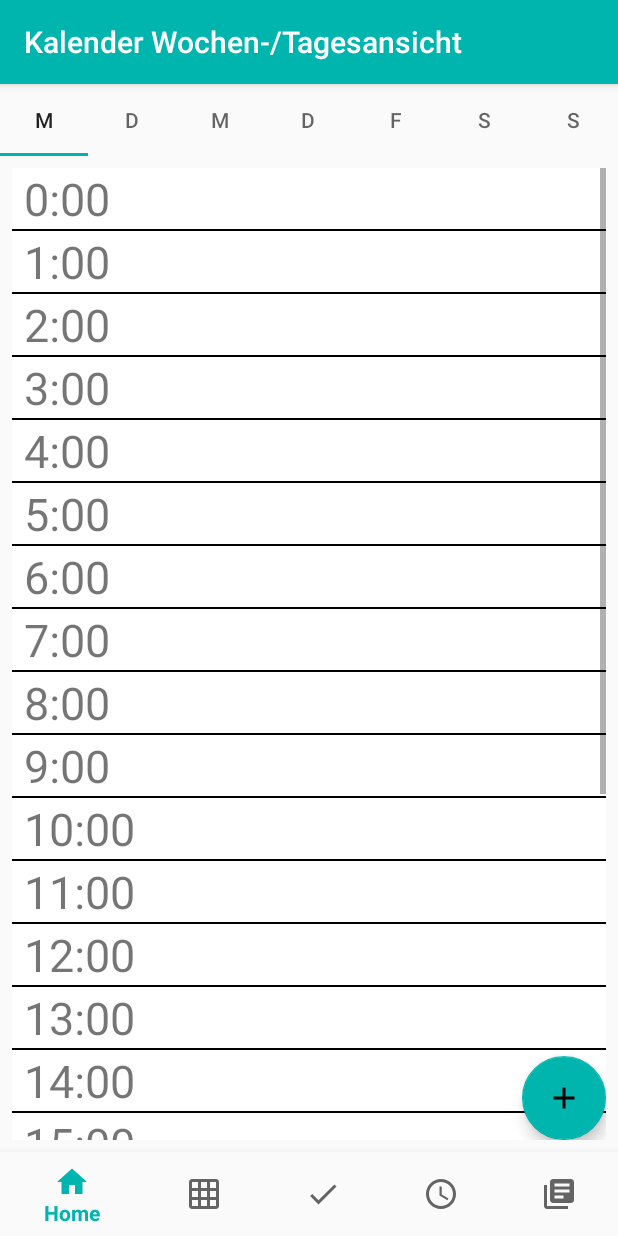
After one commit to MordragT/managy, an Android app: the fragment KalenderWeekDay placed in its activity, on a phone screen of 412 x 824 dp. The commit adds this screen. Run offline under Robolectric (Android 15) with nearby library versions, the phone set to English and light mode, and no system bars.

Commit message:
KalenderWeek

```diff
--- a/fragments/app/build.gradle
+++ b/fragments/app/build.gradle
@@ -44,5 +44,7 @@ dependencies {
     androidTestImplementation 'androidx.test.ext:junit:1.1.1'
     androidTestImplementation 'androidx.test.espresso:espresso-core:3.2.0'
     implementation 'com.android.support:design:29.0.0'
+    implementation "androidx.viewpager2:viewpager2:1.0.0"
+
     // implementation 'com.android.support:design:29.0.0'
 }
--- /dev/null
+++ b/fragments/app/src/main/java/com/example/java_class/KalenderDay.java
@@ -0,0 +1,49 @@
+package com.example.java_class;
+
+import android.content.Context;
+import android.os.Bundle;
+import android.util.AttributeSet;
+import android.util.Log;
+import android.view.LayoutInflater;
+import android.view.View;
+import android.view.ViewGroup;
+import android.widget.LinearLayout;
+import android.widget.ListView;
+
+import androidx.activity.OnBackPressedCallback;
+import androidx.annotation.Nullable;
+import androidx.fragment.app.Fragment;
+import androidx.fragment.app.FragmentTransaction;
+
+import java.util.ArrayList;
+
+public class KalenderDay extends LinearLayout {
+
+    ListView hourList;
+    ArrayList<Integer> hourArray = new ArrayList<>();
+    ArrayList<Schnittstelle.TerminEintrag> terminArray = new ArrayList<>();
+
+    public KalenderDay(Context context) { super(context); }
+
+    public KalenderDay(Context context, @Nullable AttributeSet attrs, int defStyleAttr) {
+        super(context, attrs, defStyleAttr);
+    }
+
+    public KalenderDay(Context context, @Nullable AttributeSet attrs) {
+        super(context, attrs);
+        LayoutInflater inflater = (LayoutInflater) context.getSystemService(Context.LAYOUT_INFLATER_SERVICE);
+        View v = inflater.inflate(R.layout.fragment_kalender_day, this);
+
+        for(int i = 0; i < 24; i++) hourArray.add(i);
+
+        for(Schnittstelle.TerminEintrag termin : Schnittstelle.terminListe) {
+            if(termin.beginn.compareTo(Schnittstelle.current) <= 0 && termin.ende.compareTo(Schnittstelle.current) >= 0) {
+                terminArray.add(termin);
+            }
+        }
+        //Log.d("TERMINARRAY",terminArray.toString());
+        hourList = v.findViewById(R.id.hour_list);
+        KalenderDayAdapter adapter = new KalenderDayAdapter(this.getContext(), hourArray, terminArray);
+        hourList.setAdapter(adapter);
+    }
+}
--- /dev/null
+++ b/fragments/app/src/main/java/com/example/java_class/KalenderDayAdapter.java
@@ -0,0 +1,67 @@
+package com.example.java_class;
+
+import android.content.Context;
+import android.util.Log;
+import android.view.LayoutInflater;
+import android.view.View;
+import android.view.ViewGroup;
+import android.widget.ArrayAdapter;
+import android.widget.ListView;
+import android.widget.TextView;
+
+import androidx.annotation.NonNull;
+import androidx.annotation.Nullable;
+import androidx.fragment.app.FragmentTransaction;
+
+import java.util.ArrayList;
+import java.util.List;
+
+public class KalenderDayAdapter extends ArrayAdapter {
+
+    LayoutInflater inflater;
+    ArrayList<Schnittstelle.TerminEintrag> terminArray;
+
+    public KalenderDayAdapter(@NonNull Context context, ArrayList<Integer> objects, ArrayList<Schnittstelle.TerminEintrag> terminArray) {
+        super(context, R.layout.fragment_kalender_day, objects);
+        inflater = LayoutInflater.from(context);
+        this.terminArray = terminArray;
+    }
+
+    @NonNull
+    @Override
+    public View getView(int position, @Nullable View convertView, @NonNull ViewGroup parent) {
+
+        View v = convertView;
+        if (v == null) v = inflater.inflate(R.layout.fragment_kalender_day_adapter, parent, false);
+
+        TextView currentHour = v.findViewById(R.id.current_hour);
+        TextView terminName = v.findViewById(R.id.termin_name);
+
+        currentHour.setText(getItem(position).toString() + ":00");
+
+        Zeit itemHour = new Zeit(((int) getItem(position)), 0);
+
+        for(Schnittstelle.TerminEintrag termin : terminArray) {
+            Log.d("ZEIT", "Zeit: " + termin.beginnZeit);
+            if(termin.beginnZeit.compareTo(itemHour) <= 0 && termin.endeZeit.compareTo(itemHour) >= 0) {
+                switch (termin.farbe) {
+                    case "rot":
+                        terminName.setBackgroundColor(getContext().getResources().getColor(R.color.red));
+                        break;
+                    case "gelb":
+                        terminName.setBackgroundColor(getContext().getResources().getColor(R.color.yellow));
+                        break;
+                    case "blau":
+                        terminName.setBackgroundColor(getContext().getResources().getColor(R.color.blue));
+                        break;
+                    case "grün":
+                        terminName.setBackgroundColor(getContext().getResources().getColor(R.color.green));
+                        break;
+                }
+                terminName.setText(termin.name);
+            }
+        }
+
+        return v;
+    }
+}
--- /dev/null
+++ b/fragments/app/src/main/java/com/example/java_class/KalenderWeekDay.java
@@ -0,0 +1,70 @@
+package com.example.java_class;
+
+import android.os.Bundle;
+import android.util.Log;
+import android.view.LayoutInflater;
+import android.view.View;
+import android.view.ViewGroup;
+
+import androidx.annotation.NonNull;
+import androidx.annotation.Nullable;
+import androidx.fragment.app.Fragment;
+import androidx.fragment.app.FragmentTransaction;
+
+import com.google.android.material.tabs.TabLayout;
+
+import java.util.Calendar;
+
+public class KalenderWeekDay extends Fragment {
+
+    TabLayout tabLayout;
+
+    public KalenderWeekDay() {
+        super();
+    }
+
+    public KalenderWeekDay(int day) {
+        super();
+        Schnittstelle.lastDay = Schnittstelle.currentDay;
+        Schnittstelle.currentDay = day;
+        Calendar cal = Calendar.getInstance();
+        cal.set(Schnittstelle.current.jahr,Schnittstelle.current.monat - 1,Schnittstelle.current.tag);
+        //Log.d("CAL", "Calendar: " + cal.getTime());
+        cal.add(Calendar.DAY_OF_MONTH, (Schnittstelle.currentDay - Schnittstelle.lastDay));
+        Schnittstelle.current = new Datum(cal.get(Calendar.DAY_OF_MONTH), cal.get(Calendar.MONTH) + 1, cal.get(Calendar.YEAR));
+    }
+
+    @Nullable
+    @Override
+    public View onCreateView(@NonNull LayoutInflater inflater, @Nullable ViewGroup container, @Nullable Bundle savedInstanceState) {
+        View v = inflater.inflate(R.layout.fragment_kalender_week_day, container, false);
+        /*
+        Log.d("DATUM","FirstDay: " + Schnittstelle.lastDay);
+        Log.d("DATUM","CurrentDay: " + Schnittstelle.currentDay);
+        Log.d("DATUM", "CurrentDatum: " + Schnittstelle.current);
+         */
+        tabLayout = ((MainActivity)getActivity()).tabLayout;
+        tabLayout.setVisibility(View.VISIBLE);
+
+        com.google.android.material.floatingactionbutton.FloatingActionButton fab = (com.google.android.material.floatingactionbutton.FloatingActionButton) v.findViewById(R.id.add);
+        fab.setOnClickListener(new View.OnClickListener() {
+            @Override
+            public void onClick(View v) {
+                //to_do.to_to_onclick_titel(v , position);
+                FragmentTransaction fr = getFragmentManager().beginTransaction();
+                fr.replace(R.id.nav_host_fragment,new KalenderAdd());
+                fr.commit();
+            }
+        });
+
+        ((MainActivity)getActivity()).setActionBarTitle("Kalender Wochen-/Tagesansicht");
+
+        return v;
+    }
+
+    @Override
+    public void onStop() {
+        super.onStop();
+        tabLayout.setVisibility(View.GONE);
+    }
+}
--- a/fragments/app/src/main/java/com/example/java_class/MainActivity.java
+++ b/fragments/app/src/main/java/com/example/java_class/MainActivity.java
@@ -4,9 +4,12 @@ import androidx.annotation.NonNull;
 import androidx.appcompat.app.AppCompatActivity;
 import androidx.core.app.NotificationCompat;
 import androidx.fragment.app.Fragment;
+import androidx.viewpager2.widget.ViewPager2;
 
 import android.app.ActionBar;
 import android.app.AlarmManager;
+import androidx.fragment.app.Fragment;
+import androidx.fragment.app.FragmentTransaction;
 import android.app.Notification;
 import android.app.NotificationChannel;
 import android.app.NotificationManager;
@@ -20,6 +23,7 @@ import android.util.Log;
 import android.view.MenuItem;
 
 import com.google.android.material.bottomnavigation.BottomNavigationView;
+import com.google.android.material.tabs.TabLayout;
 
 import java.util.Calendar;
 
@@ -29,6 +33,7 @@ public class MainActivity extends AppCompatActivity {
     public int lastItem;
     public static int notificationNummer = 0;
     private String CHANNEL_ID = "channel_01";
+    public TabLayout tabLayout;
 
 
     @Override
@@ -42,10 +47,10 @@ public class MainActivity extends AppCompatActivity {
         //Schnittstelle.load();
         Log.d("einlesen", String.valueOf(Schnittstelle.toDoListe.size()));
 
+        kalenderTab();
         createNotificationChannel(); //Channel für die notification erstellen
         //CreateNotification();
     }
-
 
     /*Nav bar onclick funktion*/
     private BottomNavigationView.OnNavigationItemSelectedListener navListener =
@@ -81,6 +86,53 @@ public class MainActivity extends AppCompatActivity {
                     return true;
                 }
             };
+
+    private void kalenderTab() {
+        Schnittstelle.current = new Datum(0,0,0);
+        tabLayout = findViewById(R.id.tab_layout);
+
+        TabLayout.Tab monday = tabLayout.newTab();
+        monday.setText("M");
+        TabLayout.Tab tuesday = tabLayout.newTab();
+        tuesday.setText("D");
+        TabLayout.Tab wednesday = tabLayout.newTab();
+        wednesday.setText("M");
+        TabLayout.Tab thursday = tabLayout.newTab();
+        thursday.setText("D");
+        TabLayout.Tab friday = tabLayout.newTab();
+        friday.setText("F");
+        TabLayout.Tab saturday = tabLayout.newTab();
+        saturday.setText("S");
+        TabLayout.Tab sunday = tabLayout.newTab();
+        sunday.setText("S");
+
+        tabLayout.addTab(monday);
+        tabLayout.addTab(tuesday);
+        tabLayout.addTab(wednesday);
+        tabLayout.addTab(thursday);
+        tabLayout.addTab(friday);
+        tabLayout.addTab(saturday);
+        tabLayout.addTab(sunday);
+
+        tabLayout.addOnTabSelectedListener(new TabLayout.OnTabSelectedListener() {
+            @Override
+            public void onTabSelected(TabLayout.Tab tab) {
+                FragmentTransaction fr = getSupportFragmentManager().beginTransaction();
+                fr.replace(R.id.nav_host_fragment, new KalenderWeekDay(tab.getPosition()));
+                fr.commit();
+            }
+
+            @Override
+            public void onTabUnselected(TabLayout.Tab tab) {
+
+            }
+
+            @Override
+            public void onTabReselected(TabLayout.Tab tab) {
+
+            }
+        });
+    }
 
     public void setActionBarTitle(String title) {
         setTitle(title);
--- a/fragments/app/src/main/res/layout/activity_main.xml
+++ b/fragments/app/src/main/res/layout/activity_main.xml
@@ -51,6 +51,20 @@
           app:layout_constraintLeft_toLeftOf="parent"
           app:layout_constraintRight_toRightOf="parent"
           app:menu="@menu/botom_menu"/>-->
+    <com.google.android.material.tabs.TabLayout
+        android:id="@+id/tab_layout"
+        android:layout_width="match_parent"
+        android:layout_height="wrap_content"
+        app:layout_constraintTop_toTopOf="parent"
+        android:visibility="gone"/>
+
+    <!--androidx.viewpager2.widget.ViewPager2
+        android:id="@+id/view_pager"
+        android:layout_width="match_parent"
+        android:layout_height="0dp"
+        android:layout_weight="1"
+        app:layout_constraintBottom_toBottomOf="parent"
+        app:layout_constraintTop_toBottomOf="@+id/tab_layout"/-->
 
     <fragment
         android:id="@+id/nav_host_fragment"
@@ -64,7 +78,7 @@
         app:layout_constraintEnd_toEndOf="parent"
         app:layout_constraintHorizontal_bias="0.0"
         app:layout_constraintStart_toStartOf="parent"
-        app:layout_constraintTop_toTopOf="parent" />
+        app:layout_constraintTop_toBottomOf="@id/tab_layout" />
 
     <com.google.android.material.bottomnavigation.BottomNavigationView
         android:id="@+id/bottom_nav_bar"
--- /dev/null
+++ b/fragments/app/src/main/res/layout/fragment_kalender_day.xml
@@ -0,0 +1,20 @@
+<?xml version="1.0" encoding="utf-8"?>
+<FrameLayout xmlns:android="http://schemas.android.com/apk/res/android"
+    xmlns:app="http://schemas.android.com/apk/res-auto"
+    xmlns:tools="http://schemas.android.com/tools"
+    android:layout_width="match_parent"
+    android:layout_height="match_parent"
+    android:background="#FFFFFF"
+    tools:context=".KalenderDay">
+
+    <ListView
+        android:id="@+id/hour_list"
+        android:layout_width="match_parent"
+        android:layout_height="wrap_content"
+        android:divider="@color/black"
+        android:dividerHeight="1dp"
+        >
+
+    </ListView>
+
+</FrameLayout>
--- /dev/null
+++ b/fragments/app/src/main/res/layout/fragment_kalender_day_adapter.xml
@@ -0,0 +1,20 @@
+<?xml version="1.0" encoding="utf-8"?>
+<LinearLayout xmlns:android="http://schemas.android.com/apk/res/android"
+    android:orientation="horizontal"
+    android:layout_width="match_parent"
+    android:layout_height="match_parent">
+    <TextView
+        android:id="@+id/current_hour"
+        android:layout_width="wrap_content"
+        android:layout_height="wrap_content"
+        android:layout_marginHorizontal="8dp"
+        android:background="#00A84444"
+        android:text="08:00"
+        android:textSize="30sp" />
+    <TextView
+        android:id="@+id/termin_name"
+        android:layout_width="wrap_content"
+        android:layout_height="wrap_content"
+        android:background="#00A84444"
+        android:textSize="30sp" />
+</LinearLayout>
--- /dev/null
+++ b/fragments/app/src/main/res/layout/fragment_kalender_week_day.xml
@@ -0,0 +1,26 @@
+<?xml version="1.0" encoding="utf-8"?>
+<FrameLayout xmlns:android="http://schemas.android.com/apk/res/android"
+    xmlns:app="http://schemas.android.com/apk/res-auto"
+    xmlns:tools="http://schemas.android.com/tools"
+    android:layout_width="match_parent"
+    android:layout_height="match_parent"
+    android:background="#FFFFFF"
+    android:orientation="vertical"
+    tools:context=".KalenderWeekDay">
+
+    <com.google.android.material.floatingactionbutton.FloatingActionButton
+        android:id="@+id/add"
+        android:layout_width="wrap_content"
+        android:layout_height="wrap_content"
+        android:layout_gravity="bottom|end"
+        android:clickable="true"
+        android:src="@drawable/pluss"
+        android:visibility="visible"
+        app:backgroundTint="@color/colorAccent" />
+
+    <com.example.java_class.KalenderDay
+        android:id="@+id/kalender_day"
+        android:layout_width="match_parent"
+        android:layout_height="match_parent" />
+
+</FrameLayout>
--- a/fragments/app/src/main/res/values/colors.xml
+++ b/fragments/app/src/main/res/values/colors.xml
@@ -9,4 +9,5 @@
     <color name="blue">#0086FF</color>
     <color name="green">#00FF03</color>
     <color name="yellow">#FFF707</color>
+    <color name="black">#000000</color>
 </resources>
```
Also changed, not shown: fragments/app/src/main/java/com/example/java_class/CustomCalendarView.java (+21 -9 lines), fragments/app/src/main/java/com/example/java_class/Schnittstelle.java (+34 -0 lines).
